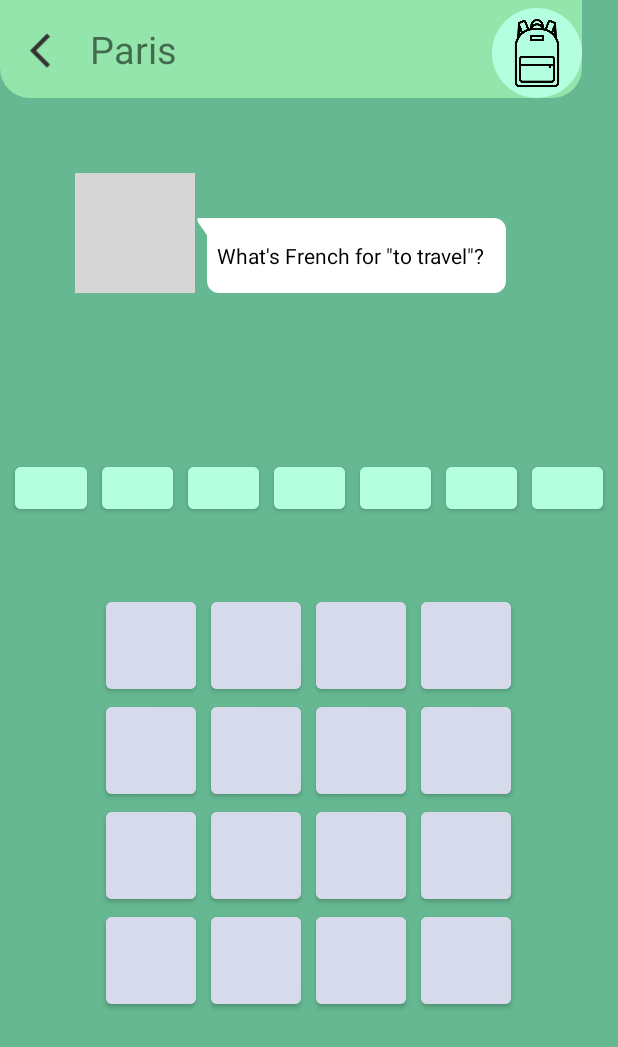
After one commit to juliabiesiada/Villa-Go, an Android app: the layout find_the_word_activity.xml on its own in the app's theme, with its tools: preview values and no code run, on a phone screen of 412 x 824 dp. The commit adds this screen. Shown: the top 1047 px of the screen. Run offline under Robolectric (Android 15) with nearby library versions, the phone set to English and light mode, and no system bars; grey boxes are pictures that could not be loaded.

Commit message:
Added layout for Find the word game and additional useful files

```diff
--- /dev/null
+++ b/app/src/main/res/drawable/dialog_bubble.xml
@@ -0,0 +1,21 @@
+<?xml version="1.0" encoding="utf-8"?>
+<layer-list xmlns:android="http://schemas.android.com/apk/res/android">
+    <item>
+        <rotate
+            android:fromDegrees="-35"
+            android:pivotX="0%"
+            android:pivotY="0%"
+            android:toDegrees="0">
+            <shape android:shape="rectangle">
+                <corners android:radius="4dp"/>
+                <solid android:color="#FFFFFF" />
+            </shape>
+        </rotate>
+    </item>
+    <item android:left="8dp">
+        <shape android:shape="rectangle">
+            <solid android:color="#FFFFFF" />
+            <corners android:radius="8dp" />
+        </shape>
+    </item>
+</layer-list>
--- a/app/src/main/res/layout/cuisine_escargot_letter.xml
+++ b/app/src/main/res/layout/cuisine_escargot_letter.xml
@@ -123,7 +123,6 @@
                     android:layout_width="45dp"
                     android:layout_height="wrap_content"
                     android:layout_gravity="center"
-                    android:background="@drawable/ic_empty"
                     android:backgroundTint="@color/primaryGreen" />
 
             </LinearLayout>
@@ -147,8 +146,7 @@
                     android:id="@+id/SLetterUnder"
                     android:layout_width="45dp"
                     android:layout_height="wrap_content"
-                    android:layout_gravity="center"
-                    android:background="@drawable/ic_empty" />
+                    android:layout_gravity="center" />
 
             </LinearLayout>
 
@@ -171,8 +169,7 @@
                     android:id="@+id/CLetterUnder"
                     android:layout_width="45dp"
                     android:layout_height="wrap_content"
-                    android:layout_gravity="center"
-                    android:background="@drawable/ic_empty" />
+                    android:layout_gravity="center" />
 
             </LinearLayout>
 
@@ -195,8 +192,7 @@
                     android:id="@+id/ALetterUnder"
                     android:layout_width="45dp"
                     android:layout_height="wrap_content"
-                    android:layout_gravity="center"
-                    android:background="@drawable/ic_empty" />
+                    android:layout_gravity="center" />
 
             </LinearLayout>
 
@@ -219,8 +215,7 @@
                     android:id="@+id/RLetterUnder"
                     android:layout_width="45dp"
                     android:layout_height="wrap_content"
-                    android:layout_gravity="center"
-                    android:background="@drawable/ic_empty" />
+                    android:layout_gravity="center" />
 
             </LinearLayout>
 
@@ -243,8 +238,7 @@
                     android:id="@+id/GLetterUnder"
                     android:layout_width="45dp"
                     android:layout_height="wrap_content"
-                    android:layout_gravity="center"
-                    android:background="@drawable/ic_empty" />
+                    android:layout_gravity="center"/>
 
             </LinearLayout>
 
@@ -267,8 +261,7 @@
                     android:id="@+id/OLetterUnder"
                     android:layout_width="45dp"
                     android:layout_height="wrap_content"
-                    android:layout_gravity="center"
-                    android:background="@drawable/ic_empty" />
+                    android:layout_gravity="center" />
 
             </LinearLayout>
 
@@ -291,8 +284,7 @@
                     android:id="@+id/TLetterUnder"
                     android:layout_width="45dp"
                     android:layout_height="wrap_content"
-                    android:layout_gravity="center"
-                    android:background="@drawable/ic_empty" />
+                    android:layout_gravity="center" />
 
             </LinearLayout>
         </LinearLayout>
--- /dev/null
+++ b/app/src/main/res/layout/find_the_word_activity.xml
@@ -0,0 +1,296 @@
+<?xml version="1.0" encoding="utf-8"?>
+<androidx.constraintlayout.widget.ConstraintLayout xmlns:android="http://schemas.android.com/apk/res/android"
+    xmlns:app="http://schemas.android.com/apk/res-auto"
+    xmlns:tools="http://schemas.android.com/tools"
+    android:layout_width="match_parent"
+    android:layout_height="match_parent"
+    android:background="@color/backgroundGreen">
+
+    <LinearLayout
+        android:id="@+id/linearLayout"
+        android:layout_width="0dp"
+        android:layout_height="wrap_content"
+        android:orientation="vertical"
+        app:layout_constraintEnd_toEndOf="parent"
+        app:layout_constraintStart_toStartOf="parent"
+        app:layout_constraintTop_toTopOf="parent">
+
+        <include
+            layout="@layout/top_bar"
+            android:layout_width="wrap_content"
+            android:layout_height="wrap_content" />
+
+        <LinearLayout
+            android:layout_width="match_parent"
+            android:layout_height="120dp"
+            android:layout_marginTop="50dp"
+            android:orientation="horizontal">
+
+            <ImageView
+                android:id="@+id/teacherImage"
+                android:layout_width="80dp"
+                android:layout_height="80dp"
+                android:layout_marginLeft="50dp"
+                app:srcCompat="@drawable/teacher" />
+
+            <LinearLayout
+                android:layout_width="207dp"
+                android:layout_height="50dp"
+                android:layout_marginTop="30dp"
+                android:background="@drawable/dialog_bubble"
+                android:orientation="vertical">
+
+                <TextView
+                    android:id="@+id/questionText"
+                    android:layout_width="match_parent"
+                    android:layout_height="match_parent"
+                    android:gravity="center_vertical|center"
+                    android:text="What's French for &quot;to travel&quot;?"
+                    android:textColor="#000000" />
+            </LinearLayout>
+
+        </LinearLayout>
+
+        <LinearLayout
+            android:layout_width="wrap_content"
+            android:layout_height="wrap_content"
+            android:layout_gravity="center_vertical|center"
+            android:layout_marginTop="70dp"
+            android:orientation="horizontal">
+
+            <Button
+                android:id="@+id/letter1"
+                android:layout_width="50dp"
+                android:layout_height="40dp"
+                android:layout_marginLeft="10dp"
+                android:layout_marginRight="10dp"
+                android:layout_weight="1"
+                android:backgroundTint="@color/secondaryGreen"
+                android:gravity="center_vertical|center"
+                android:text="" />
+
+            <Button
+                android:id="@+id/letter2"
+                android:layout_width="50dp"
+                android:layout_height="40dp"
+                android:layout_marginRight="10dp"
+                android:layout_weight="1"
+                android:backgroundTint="@color/secondaryGreen"
+                android:gravity="center_vertical|center"
+                android:text="" />
+
+            <Button
+                android:id="@+id/letter3"
+                android:layout_width="50dp"
+                android:layout_height="40dp"
+                android:layout_marginRight="10dp"
+                android:layout_weight="1"
+                android:backgroundTint="@color/secondaryGreen"
+                android:gravity="center_vertical|center"
+                android:text="" />
+
+            <Button
+                android:id="@+id/letter4"
+                android:layout_width="50dp"
+                android:layout_height="40dp"
+                android:layout_marginRight="10dp"
+                android:layout_weight="1"
+                android:backgroundTint="@color/secondaryGreen"
+                android:gravity="center_vertical|center"
+                android:text="" />
+
+            <Button
+                android:id="@+id/letter5"
+                android:layout_width="50dp"
+                android:layout_height="40dp"
+                android:layout_marginRight="10dp"
+                android:layout_weight="1"
+                android:backgroundTint="@color/secondaryGreen"
+                android:gravity="center_vertical|center"
+                android:text="" />
+
+            <Button
+                android:id="@+id/letter6"
+                android:layout_width="50dp"
+                android:layout_height="40dp"
+                android:layout_marginRight="10dp"
+                android:layout_weight="1"
+                android:backgroundTint="@color/secondaryGreen"
+                android:gravity="center_vertical|center"
+                android:text="" />
+
+            <Button
+                android:id="@+id/letter7"
+                android:layout_width="50dp"
+                android:layout_height="40dp"
+                android:layout_marginRight="10dp"
+                android:layout_weight="1"
+                android:backgroundTint="@color/secondaryGreen"
+                android:gravity="center_vertical|center"
+                android:text="" />
+
+        </LinearLayout>
+
+        <LinearLayout
+            android:layout_width="wrap_content"
+            android:layout_height="match_parent"
+            android:layout_gravity="center|center_vertical"
+            android:layout_marginTop="50dp">
+
+            <Button
+                android:id="@+id/ansLetter1"
+                android:layout_width="60dp"
+                android:layout_height="70dp"
+                android:layout_marginLeft="10dp"
+                android:layout_marginRight="10dp"
+                android:layout_weight="1"
+                android:backgroundTint="@color/ansLetterGray" />
+
+            <Button
+                android:id="@+id/ansLetter2"
+                android:layout_width="60dp"
+                android:layout_height="70dp"
+                android:layout_marginRight="10dp"
+                android:layout_weight="1"
+                android:backgroundTint="@color/ansLetterGray" />
+
+            <Button
+                android:id="@+id/ansLetter3"
+                android:layout_width="60dp"
+                android:layout_height="70dp"
+                android:layout_marginRight="10dp"
+                android:layout_weight="1"
+                android:backgroundTint="@color/ansLetterGray" />
+
+            <Button
+                android:id="@+id/ansLetter4"
+                android:layout_width="60dp"
+                android:layout_height="70dp"
+                android:layout_marginRight="10dp"
+                android:layout_weight="1"
+                android:backgroundTint="@color/ansLetterGray" />
+
+        </LinearLayout>
+
+        <LinearLayout
+            android:layout_width="wrap_content"
+            android:layout_height="match_parent"
+            android:layout_gravity="center|center_vertical">
+
+            <Button
+                android:id="@+id/ansLetter5"
+                android:layout_width="60dp"
+                android:layout_height="70dp"
+                android:layout_marginLeft="10dp"
+                android:layout_marginRight="10dp"
+                android:layout_weight="1"
+                android:backgroundTint="@color/ansLetterGray" />
+
+            <Button
+                android:id="@+id/ansLetter6"
+                android:layout_width="60dp"
+                android:layout_height="70dp"
+                android:layout_marginRight="10dp"
+                android:layout_weight="1"
+                android:backgroundTint="@color/ansLetterGray" />
+
+            <Button
+                android:id="@+id/ansLetter7"
+                android:layout_width="60dp"
+                android:layout_height="70dp"
+                android:layout_marginRight="10dp"
+                android:layout_weight="1"
+                android:backgroundTint="@color/ansLetterGray" />
+
+            <Button
+                android:id="@+id/ansLetter8"
+                android:layout_width="60dp"
+                android:layout_height="70dp"
+                android:layout_marginRight="10dp"
+                android:layout_weight="1"
+                android:backgroundTint="@color/ansLetterGray" />
+
+        </LinearLayout>
+
+        <LinearLayout
+            android:layout_width="wrap_content"
+            android:layout_height="match_parent"
+            android:layout_gravity="center|center_vertical">
+
+            <Button
+                android:id="@+id/ansLetter9"
+                android:layout_width="60dp"
+                android:layout_height="70dp"
+                android:layout_marginLeft="10dp"
+                android:layout_marginRight="10dp"
+                android:layout_weight="1"
+                android:backgroundTint="@color/ansLetterGray" />
+
+            <Button
+                android:id="@+id/ansLetter10"
+                android:layout_width="60dp"
+                android:layout_height="70dp"
+                android:layout_marginRight="10dp"
+                android:layout_weight="1"
+                android:backgroundTint="@color/ansLetterGray" />
+
+            <Button
+                android:id="@+id/ansLetter11"
+                android:layout_width="60dp"
+                android:layout_height="70dp"
+                android:layout_marginRight="10dp"
+                android:layout_weight="1"
+                android:backgroundTint="@color/ansLetterGray" />
+
+            <Button
+                android:id="@+id/ansLetter12"
+                android:layout_width="60dp"
+                android:layout_height="70dp"
+                android:layout_marginRight="10dp"
+                android:layout_weight="1"
+                android:backgroundTint="@color/ansLetterGray" />
+
+        </LinearLayout>
+
+        <LinearLayout
+            android:layout_width="wrap_content"
+            android:layout_height="match_parent"
+            android:layout_gravity="center|center_vertical">
+
+            <Button
+                android:id="@+id/ansLetter13"
+                android:layout_width="60dp"
+                android:layout_height="70dp"
+                android:layout_marginLeft="10dp"
+                android:layout_marginRight="10dp"
+                android:layout_weight="1"
+                android:backgroundTint="@color/ansLetterGray" />
+
+            <Button
+                android:id="@+id/ansLetter14"
+                android:layout_width="60dp"
+                android:layout_height="70dp"
+                android:layout_marginRight="10dp"
+                android:layout_weight="1"
+                android:backgroundTint="@color/ansLetterGray" />
+
+            <Button
+                android:id="@+id/ansLetter15"
+                android:layout_width="60dp"
+                android:layout_height="70dp"
+                android:layout_marginRight="10dp"
+                android:layout_weight="1"
+                android:backgroundTint="@color/ansLetterGray" />
+
+            <Button
+                android:id="@+id/ansLetter16"
+                android:layout_width="60dp"
+                android:layout_height="70dp"
+                android:layout_marginRight="10dp"
+                android:layout_weight="1"
+                android:backgroundTint="@color/ansLetterGray" />
+
+        </LinearLayout>
+    </LinearLayout>
+
+</androidx.constraintlayout.widget.ConstraintLayout>
--- a/app/src/main/res/values/colors.xml
+++ b/app/src/main/res/values/colors.xml
@@ -12,4 +12,5 @@
     <color name="secondaryGreen">#B5FFE1</color>
     <color name="primaryGreen">#93E5AB</color>
     <color name="highlightPurple">#49416D</color>
+    <color name="ansLetterGray">#D7DAEA</color>
 </resources>
--- a/build.gradle
+++ b/build.gradle
@@ -5,7 +5,7 @@ buildscript {
         mavenCentral()
     }
     dependencies {
-        classpath "com.android.tools.build:gradle:7.0.0"
+        classpath 'com.android.tools.build:gradle:7.1.1'
 
         // NOTE: Do not place your application dependencies here; they belong
         // in the individual module build.gradle files
```
Also changed, not shown: gradle/wrapper/gradle-wrapper.properties.
